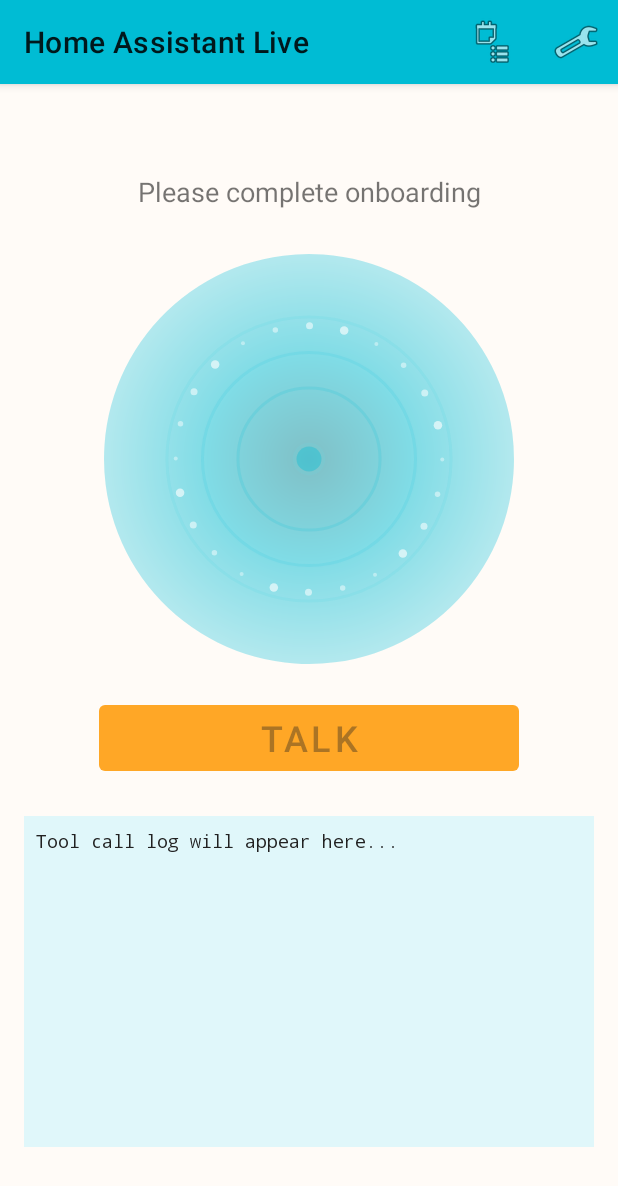
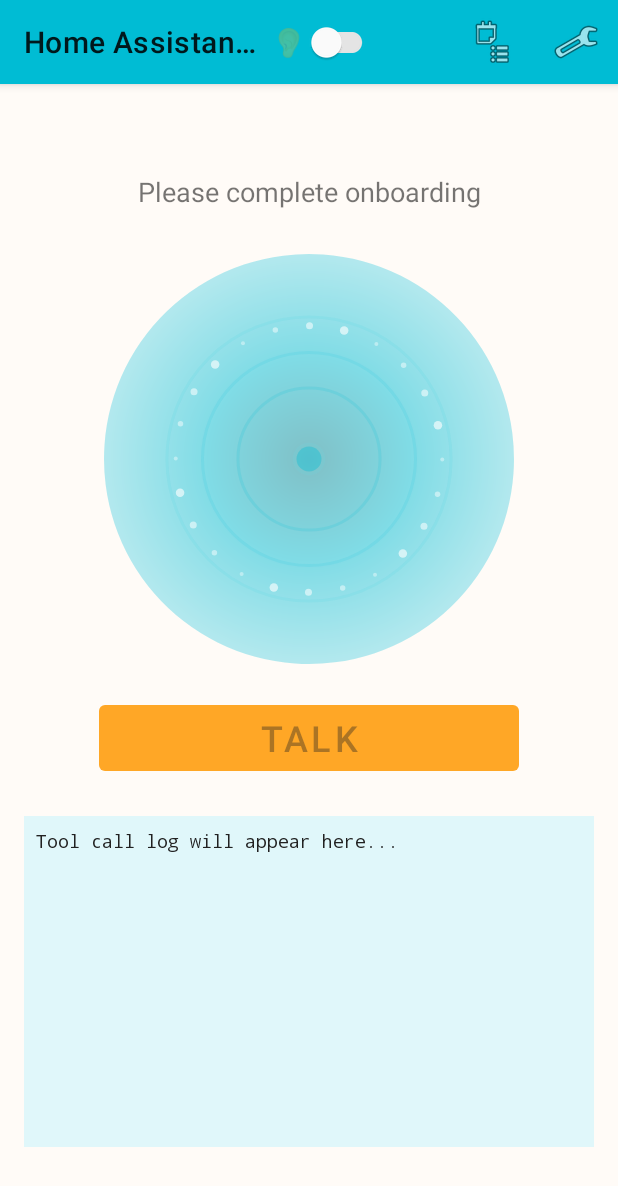
Before and after one commit to mrsheepuk/ha-live, an Android app: the MainActivity screen opened directly, with no data from a screen before it, on a phone screen of 412 x 824 dp. Shown: the top 1186 px of the screen. Run offline under Robolectric (Android 15) with nearby library versions, the phone set to English and light mode, and no system bars; 1 statement that could not run was skipped.

Commit message:
Add wake word toggle switch to toolbar
Implements user-controllable wake word detection with persistent settings:

**UI Changes:**
- Add ear emoji (👂) toggle switch to toolbar (top-right)
- Switch enabled during ReadyToTalk state, disabled during chat
- Dynamic status text: "Listening for wake word..." vs "Ready to chat"

**Data Layer:**
- Create WakeWordConfig.kt: SharedPreferences storage for wake word setting
- Default: OFF (wake word disabled by default)
- Persists across app restarts

**ViewModel:**
- Add wakeWordEnabled StateFlow exposed to UI
- Add toggleWakeWord() function for user control
- Modify startWakeWordListening() to check setting before starting
- Auto-stop/start listening when toggle changes

**Behavior:**
- Toggle OFF → Immediately stops wake word listening
- Toggle ON (in ReadyToTalk) → Immediately starts listening
- Switch disabled during chat to prevent mid-session changes
- Setting loads from SharedPreferences on app launch

This allows users to disable wake word detection and rely solely on manual "Start Chat" button.

```diff
--- /dev/null
+++ b/app/app/src/main/java/uk/co/mrsheep/halive/core/WakeWordConfig.kt
@@ -0,0 +1,18 @@
+package uk.co.mrsheep.halive.core
+
+import android.content.Context
+
+object WakeWordConfig {
+    private const val PREFS_NAME = "wake_word_prefs"
+    private const val KEY_ENABLED = "wake_word_enabled"
+
+    fun isEnabled(context: Context): Boolean {
+        val prefs = context.getSharedPreferences(PREFS_NAME, Context.MODE_PRIVATE)
+        return prefs.getBoolean(KEY_ENABLED, false) // Default OFF
+    }
+
+    fun setEnabled(context: Context, enabled: Boolean) {
+        val prefs = context.getSharedPreferences(PREFS_NAME, Context.MODE_PRIVATE)
+        prefs.edit().putBoolean(KEY_ENABLED, enabled).apply()
+    }
+}
--- a/app/app/src/main/java/uk/co/mrsheep/halive/ui/MainActivity.kt
+++ b/app/app/src/main/java/uk/co/mrsheep/halive/ui/MainActivity.kt
@@ -13,6 +13,7 @@ import android.widget.EditText
 import android.widget.TextView
 import android.widget.Toast
 import androidx.activity.result.contract.ActivityResultContracts
+import com.google.android.material.switchmaterial.SwitchMaterial
 import androidx.activity.viewModels
 import androidx.appcompat.app.AlertDialog
 import androidx.appcompat.app.AppCompatActivity
@@ -37,6 +38,7 @@ class MainActivity : AppCompatActivity() {
     private lateinit var toolLogText: TextView
     private lateinit var retryButton: Button
     private lateinit var audioVisualizer: AudioVisualizerView
+    private lateinit var wakeWordSwitch: SwitchMaterial
 
     private fun checkConfigurationAndLaunch() {
         // Check if app is configured
@@ -104,9 +106,22 @@ class MainActivity : AppCompatActivity() {
         toolLogText = findViewById(R.id.toolLogText)
         retryButton = findViewById(R.id.retryButton)
         audioVisualizer = findViewById(R.id.audioVisualizer)
+        wakeWordSwitch = findViewById(R.id.wakeWordSwitch)
 
         retryButton.setOnClickListener {
             viewModel.retryInitialization()
+        }
+
+        // Observe wake word state from ViewModel
+        lifecycleScope.launch {
+            viewModel.wakeWordEnabled.collect { enabled ->
+                wakeWordSwitch.isChecked = enabled
+            }
+        }
+
+        // Handle user toggling the switch
+        wakeWordSwitch.setOnCheckedChangeListener { _, isChecked ->
+            viewModel.toggleWakeWord(isChecked)
         }
 
         // Observe the UI state from the ViewModel
@@ -197,6 +212,7 @@ class MainActivity : AppCompatActivity() {
                 mainButton.visibility = View.VISIBLE
                 retryButton.visibility = View.GONE
                 statusText.text = "Loading..."
+                wakeWordSwitch.isEnabled = false
             }
             UiState.FirebaseConfigNeeded -> {
                 audioVisualizer.setState(VisualizerState.DORMANT)
@@ -204,6 +220,7 @@ class MainActivity : AppCompatActivity() {
                 mainButton.isEnabled = false
                 mainButton.visibility = View.VISIBLE
                 statusText.text = "Please complete onboarding"
+                wakeWordSwitch.isEnabled = false
             }
             UiState.HAConfigNeeded -> {
                 audioVisualizer.setState(VisualizerState.DORMANT)
@@ -211,6 +228,7 @@ class MainActivity : AppCompatActivity() {
                 mainButton.isEnabled = false
                 mainButton.visibility = View.VISIBLE
                 statusText.text = "Please complete onboarding"
+                wakeWordSwitch.isEnabled = false
             }
             UiState.Initializing -> {
                 audioVisualizer.setState(VisualizerState.DORMANT)
@@ -218,6 +236,7 @@ class MainActivity : AppCompatActivity() {
                 mainButton.visibility = View.VISIBLE
                 retryButton.visibility = View.GONE
                 statusText.text = "Initializing..."
+                wakeWordSwitch.isEnabled = false
             }
             UiState.ReadyToTalk -> {
                 audioVisualizer.setState(VisualizerState.DORMANT)
@@ -225,7 +244,12 @@ class MainActivity : AppCompatActivity() {
                 mainButton.visibility = View.VISIBLE
                 retryButton.visibility = View.GONE
                 mainButton.text = "Start Chat"
-                statusText.text = "Listening for wake word..."
+                wakeWordSwitch.isEnabled = true
+                statusText.text = if (viewModel.wakeWordEnabled.value) {
+                    "Listening for wake word..."
+                } else {
+                    "Ready to chat"
+                }
                 mainButton.setOnTouchListener(null) // Remove touch listener
                 mainButton.setOnClickListener(chatButtonClickListener)
             }
@@ -236,6 +260,7 @@ class MainActivity : AppCompatActivity() {
                 retryButton.visibility = View.GONE
                 mainButton.text = "Stop Chat"
                 statusText.text = "Chat active - listening..."
+                wakeWordSwitch.isEnabled = false
                 // Listener is already active
             }
             is UiState.ExecutingAction -> {
@@ -245,6 +270,7 @@ class MainActivity : AppCompatActivity() {
                 retryButton.visibility = View.GONE
                 mainButton.text = "Stop Chat"
                 statusText.text = "Executing ${state.tool}..."
+                wakeWordSwitch.isEnabled = false
             }
             is UiState.Error -> {
                 audioVisualizer.setState(VisualizerState.DORMANT)
@@ -252,6 +278,7 @@ class MainActivity : AppCompatActivity() {
                 mainButton.visibility = View.VISIBLE
                 retryButton.visibility = View.VISIBLE
                 statusText.text = state.message
+                wakeWordSwitch.isEnabled = false
             }
         }
     }
--- a/app/app/src/main/java/uk/co/mrsheep/halive/ui/MainViewModel.kt
+++ b/app/app/src/main/java/uk/co/mrsheep/halive/ui/MainViewModel.kt
@@ -11,6 +11,7 @@ import uk.co.mrsheep.halive.core.HAConfig
 import uk.co.mrsheep.halive.core.Profile
 import uk.co.mrsheep.halive.core.ProfileManager
 import uk.co.mrsheep.halive.core.SystemPromptConfig
+import uk.co.mrsheep.halive.core.WakeWordConfig
 import uk.co.mrsheep.halive.services.BeepHelper
 import uk.co.mrsheep.halive.services.GeminiMCPToolExecutor
 import uk.co.mrsheep.halive.services.GeminiService
@@ -73,6 +74,10 @@ class MainViewModel(application: Application) : AndroidViewModel(application) {
     private val _shouldAttemptAutoStart = MutableStateFlow(false)
     val shouldAttemptAutoStart: StateFlow<Boolean> = _shouldAttemptAutoStart
 
+    // Wake word enabled state
+    private val _wakeWordEnabled = MutableStateFlow(false)
+    val wakeWordEnabled: StateFlow<Boolean> = _wakeWordEnabled
+
     // Track if this is the first initialization (survives activity recreation, not process death)
     private var hasCheckedAutoStart = false
 
@@ -99,6 +104,9 @@ class MainViewModel(application: Application) : AndroidViewModel(application) {
             currentProfileId = activeProfile.id
             _systemPrompt.value = activeProfile.getCombinedPrompt()
         }
+
+        // Load wake word preference
+        _wakeWordEnabled.value = WakeWordConfig.isEnabled(getApplication())
 
         checkConfiguration()
     }
@@ -141,6 +149,10 @@ class MainViewModel(application: Application) : AndroidViewModel(application) {
      * Permission is checked by MainActivity before calling lifecycle methods.
      */
     private fun startWakeWordListening() {
+        if (!_wakeWordEnabled.value) {
+            Log.d(TAG, "Wake word disabled, skipping")
+            return
+        }
         if (!isSessionActive) {
             wakeWordService.startListening()
         }
@@ -389,6 +401,23 @@ class MainViewModel(application: Application) : AndroidViewModel(application) {
     }
 
     /**
+     * Toggle wake word detection on/off.
+     * Called by UI when user toggles the switch.
+     */
+    fun toggleWakeWord(enabled: Boolean) {
+        WakeWordConfig.setEnabled(getApplication(), enabled)
+        _wakeWordEnabled.value = enabled
+
+        if (!enabled) {
+            // User turned it OFF -> stop listening immediately
+            wakeWordService.stopListening()
+        } else if (_uiState.value == UiState.ReadyToTalk) {
+            // User turned it ON and we're ready -> start listening
+            startWakeWordListening()
+        }
+    }
+
+    /**
      * This is the function that is passed to `geminiService`.
      * It directly connects the Gemini `functionCall` to the MCP executor.
      */
--- a/app/app/src/main/res/layout/activity_main.xml
+++ b/app/app/src/main/res/layout/activity_main.xml
@@ -14,7 +14,19 @@
         <com.google.android.material.appbar.MaterialToolbar
             android:id="@+id/toolbar"
             android:layout_width="match_parent"
-            android:layout_height="?attr/actionBarSize" />
+            android:layout_height="?attr/actionBarSize">
+
+            <!-- Wake word toggle switch -->
+            <com.google.android.material.switchmaterial.SwitchMaterial
+                android:id="@+id/wakeWordSwitch"
+                android:layout_width="wrap_content"
+                android:layout_height="wrap_content"
+                android:layout_gravity="end"
+                android:layout_marginEnd="48dp"
+                android:text="👂"
+                android:textSize="18sp" />
+
+        </com.google.android.material.appbar.MaterialToolbar>
 
     </com.google.android.material.appbar.AppBarLayout>
 
```
